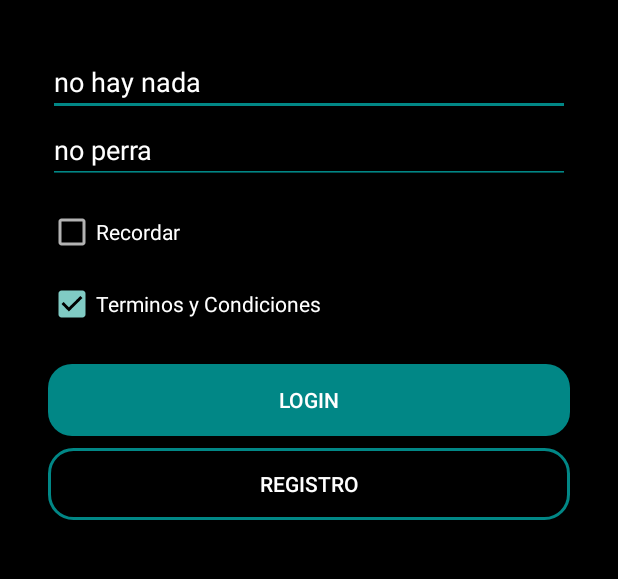
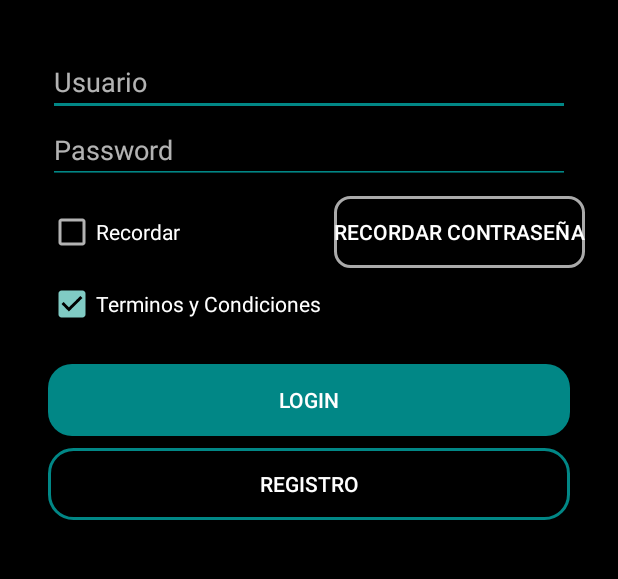
Before and after one commit to JonierJimenez/taller1_android, an Android app: the screen it shows after launch (MainActivity), after a tap on "LOGIN", on a phone screen of 412 x 824 dp, the part 342-921 px from its top. Run offline under Robolectric (Android 15) with nearby library versions, the phone set to English and light mode, and no system bars; 2 other taps on this screen came first.

Commit message:
Registro de Usuarios

```diff
--- a/app/src/main/java/com/example/taller1/MainActivity.java
+++ b/app/src/main/java/com/example/taller1/MainActivity.java
@@ -12,11 +12,16 @@ import android.widget.CheckBox;
 import android.widget.EditText;
 import android.widget.Toast;
 
+import java.util.ArrayList;
+
 public class MainActivity extends AppCompatActivity implements View.OnClickListener {
 
+    boolean control=false;
+    int bandera=0;
     EditText usuario, clave;
-    Button registrar, login;
+    Button registrar, login,recuperarPass;
     CheckBox termycon,recordar;
+    public static ArrayList<Usuarios> usuarios = new ArrayList<Usuarios>();
 
     @Override
     protected void onCreate(Bundle savedInstanceState) {
@@ -26,10 +31,16 @@ public class MainActivity extends AppCompatActivity implements View.OnClickListe
         usuario =findViewById(R.id.edtUsuario);
         clave = findViewById(R.id.edtPassword);
 
+        //inicializamos usuarios iniciales
+        bandera = getIntent().getIntExtra("bandera", 0);
+        if(bandera != 1){
+            usuariosIniciales();
+        }
 
         //botones
         login = findViewById(R.id.btnLogin);
         registrar = findViewById(R.id.btnRegistro);
+        recuperarPass = findViewById(R.id.btnRecuperarPass);
 
         termycon = findViewById(R.id.idCheck);
         recordar = findViewById(R.id.idCheckR);
@@ -40,11 +51,18 @@ public class MainActivity extends AppCompatActivity implements View.OnClickListe
         registrar.setOnClickListener(this);
         termycon.setOnClickListener(this);
         recordar.setOnClickListener(this);
+        recuperarPass.setOnClickListener(this);
+        recuperarPass.setVisibility(View.INVISIBLE);
 
         login.setEnabled(false);//boton desactivado
         cargarPreferencias();
 
-
+        for (int i = 0; i < usuarios.size(); i ++){
+            Toast.makeText(this, "m: "+usuarios.get(i).usuario.toString(), Toast.LENGTH_SHORT).show();
+        }
+        for (int i = 0; i < usuarios.size(); i ++){
+            Toast.makeText(this, "m: "+usuarios.get(i).password.toString(), Toast.LENGTH_SHORT).show();
+        }
     }
 
     @Override
@@ -52,6 +70,25 @@ public class MainActivity extends AppCompatActivity implements View.OnClickListe
         switch (v.getId()){
             case R.id.btnLogin:
 
+                String nombre = usuario.getText().toString();
+                String contra = clave.getText().toString();
+                Usuarios user = new Usuarios(nombre,contra);
+
+                //validamos si el usuario existe
+               if(usuarios.contains(user)){
+                    if(recordar.isChecked()==true){
+                        guardarPreferencias();
+                    }
+                    Intent i = new Intent(this,HomeActivity.class);
+                    i.putExtra("usuario",user.usuario);
+                    startActivity(i);
+               }
+               else{
+                    Toast.makeText(getApplicationContext(),"Error Credenciales",Toast.LENGTH_LONG).show();
+                    recuperarPass.setVisibility(View.VISIBLE);
+                }
+
+                /*
                 if(User1()){
                     Toast.makeText(getApplicationContext(),"User 1" + usuario.getText().toString(),Toast.LENGTH_LONG).show();
                     Intent i =new Intent(getApplicationContext(),HomeActivity.class);
@@ -73,7 +110,7 @@ public class MainActivity extends AppCompatActivity implements View.OnClickListe
                 else{
                     Toast.makeText(getApplicationContext(),"Error credenciales",Toast.LENGTH_LONG).show();
                 }
-
+                */
                 break;
 
             case R.id.btnRegistro:
@@ -158,11 +195,22 @@ public class MainActivity extends AppCompatActivity implements View.OnClickListe
 
     public  void cargarPreferencias(){
         SharedPreferences preferences = getSharedPreferences("credenciales", Context.MODE_PRIVATE);
-        String user = preferences.getString("user","no hay nada");
-        String pass = preferences.getString("pass","no perra");
+        String user = preferences.getString("user","");
+        String pass = preferences.getString("pass","");
 
         usuario.setText(user);
+        //usuario.setHint(""+user);
         clave.setText(pass);
+    }
+
+    public void usuariosIniciales(){
+        if(control == false){
+            usuarios.add(0,new Usuarios("jhonier","jimenez","example1@gmail.com","123456"));
+            usuarios.add(1,new Usuarios("erwin","cacua","example2@gmail.com","123456","hombre"));
+            usuarios.add(2,new Usuarios("javier","de az","example3@gmail.com","123456","hombre"));
+            control=true;
+        }
+
     }
 
 
--- a/app/src/main/java/com/example/taller1/RegistroActivity.java
+++ b/app/src/main/java/com/example/taller1/RegistroActivity.java
@@ -48,8 +48,11 @@ public class RegistroActivity extends AppCompatActivity implements View.OnClickL
         switch (v.getId()){
             case R.id.btnGuardar:
                     if(validar.validate()){
+                        //MainActivity.usuarios.add(new Usuarios(nombre.getText().toString(),apellido.getText().toString(),correo.getText().toString(),clave.getText().toString(),sexo.getText().toString()));
+                        MainActivity.usuarios.add(new Usuarios(nombre.getText().toString(), clave.getText().toString()));
                         limpiar();
-                        Toast.makeText(this, "guardando bien", Toast.LENGTH_SHORT).show();
+                        Toast.makeText(this, "AGREGADO CON EXITO", Toast.LENGTH_SHORT).show();
+
                     }else{
                         Toast.makeText(this, "Ingrese una contraseña de 6 digitos", Toast.LENGTH_SHORT).show();
                     }
@@ -57,6 +60,7 @@ public class RegistroActivity extends AppCompatActivity implements View.OnClickL
             case R.id.btnRegresar:
                 Toast.makeText(this, "hola mundo regresa", Toast.LENGTH_SHORT).show();
                 Intent i = new Intent(getApplicationContext(),MainActivity.class);
+                i.putExtra("bandera",1);
                 startActivity(i);
                 finish();
                 break;
--- /dev/null
+++ b/app/src/main/java/com/example/taller1/Usuarios.java
@@ -0,0 +1,47 @@
+package com.example.taller1;
+
+import java.util.Objects;
+
+public class Usuarios {
+    public String usuario;
+    public String apellido;
+    public String correo;
+    public String password;
+    public String sexo;
+
+
+    public Usuarios(String nombre, String password){
+        this.usuario=nombre;
+        this.password=password;
+    }
+
+    public Usuarios(String usuario, String apellido,String correo,String password) {
+        this.usuario = usuario;
+        this.apellido = apellido;
+        this.correo = correo;
+        this.password = password;
+    }
+
+    public Usuarios(String usuario, String apellido, String correo, String password, String sexo) {
+
+        this.usuario = usuario;
+        this.apellido = apellido;
+        this.correo = correo;
+        this.password = password;
+        this.sexo = sexo;
+    }
+
+    @Override
+    public boolean equals(Object o) {
+        if (this == o) return true;
+        if (o == null || getClass() != o.getClass()) return false;
+        Usuarios usuario1 = (Usuarios) o;
+        return Objects.equals(usuario, usuario1.usuario) &&
+                Objects.equals(password, usuario1.password);
+    }
+
+    @Override
+    public int hashCode() {
+        return Objects.hash(usuario, password);
+    }
+}
--- /dev/null
+++ b/app/src/main/res/drawable/bg_round.xml
@@ -0,0 +1,6 @@
+<?xml version="1.0" encoding="utf-8"?>
+<shape xmlns:android="http://schemas.android.com/apk/res/android" android:shape="rectangle">
+    <solid android:color="@android:color/transparent"/>
+    <corners android:radius="10dp"/>
+    <stroke android:width="2dp" android:color="@android:color/darker_gray"/>
+</shape>
--- a/app/src/main/res/layout/activity_main.xml
+++ b/app/src/main/res/layout/activity_main.xml
@@ -95,4 +95,15 @@
         app:layout_constraintStart_toStartOf="parent"
         app:layout_constraintTop_toBottomOf="@+id/edtPassword" />
 
+    <Button
+        android:id="@+id/btnRecuperarPass"
+        android:layout_width="wrap_content"
+        android:layout_height="wrap_content"
+        android:layout_marginTop="8dp"
+        android:layout_marginEnd="22dp"
+        android:background="@drawable/bg_round"
+        android:text="Recordar contraseña"
+        app:layout_constraintEnd_toEndOf="parent"
+        app:layout_constraintTop_toBottomOf="@+id/edtPassword" />
+
 </androidx.constraintlayout.widget.ConstraintLayout>
```
Also changed, not shown: app/src/main/res/layout/activity_home_texto.xml (+73 -16 lines).
